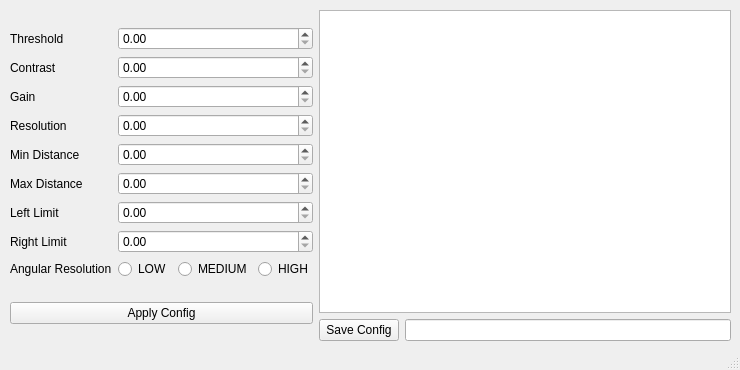
This is Gui/sonar_config/ui/main_window.ui in decoderdan/projectPhoenix as Qt 5 draws it before an edit. The edited form follows.
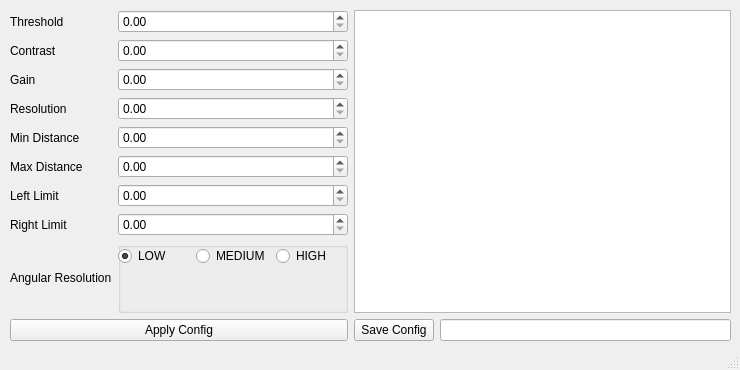
This is the edited form.

Commit message: sonar_config gui, on_pushButton_applyConfig_clicked callback created - and tested, now needs custom_msg imported

What changed in the file:
```diff
--- a/Gui/sonar_config/ui/main_window.ui
+++ b/Gui/sonar_config/ui/main_window.ui
@@ -129,12 +129,34 @@
           <widget class="QDoubleSpinBox" name="spinBox_rightLimit"/>
          </item>
          <item row="9" column="1">
+          <widget class="QGroupBox" name="groupBox">
+           <property name="minimumSize">
+            <size>
+             <width>230</width>
+             <height>0</height>
+            </size>
+           </property>
+           <property name="title">
+            <string/>
+           </property>
+           <widget class="QWidget" name="">
+            <property name="geometry">
+             <rect>
+              <x>0</x>
+              <y>0</y>
+              <width>230</width>
+              <height>28</height>
+             </rect>
+            </property>
           <layout class="QHBoxLayout" name="horizontalLayout_2">
            <item>
             <widget class="QRadioButton" name="radioButton_angularResLow">
              <property name="text">
               <string>LOW</string>
              </property>
+               <property name="checked">
+                <bool>true</bool>
+               </property>
             </widget>
            </item>
            <item>
@@ -152,6 +174,11 @@
             </widget>
            </item>
           </layout>
+           </widget>
+           <zorder></zorder>
+           <zorder></zorder>
+           <zorder></zorder>
+          </widget>
          </item>
         </layout>
        </item>
@@ -187,19 +214,6 @@
      </item>
     </layout>
    </widget>
-   <widget class="QGroupBox" name="groupBox">
-    <property name="geometry">
-     <rect>
-      <x>160</x>
-      <y>410</y>
-      <width>241</width>
-      <height>51</height>
-     </rect>
-    </property>
-    <property name="title">
-     <string/>
-    </property>
-   </widget>
   </widget>
   <widget class="QStatusBar" name="statusbar"/>
  </widget>
```
Lines whose indentation alone changed are shown as unchanged. The commit also changes 4 other files.
